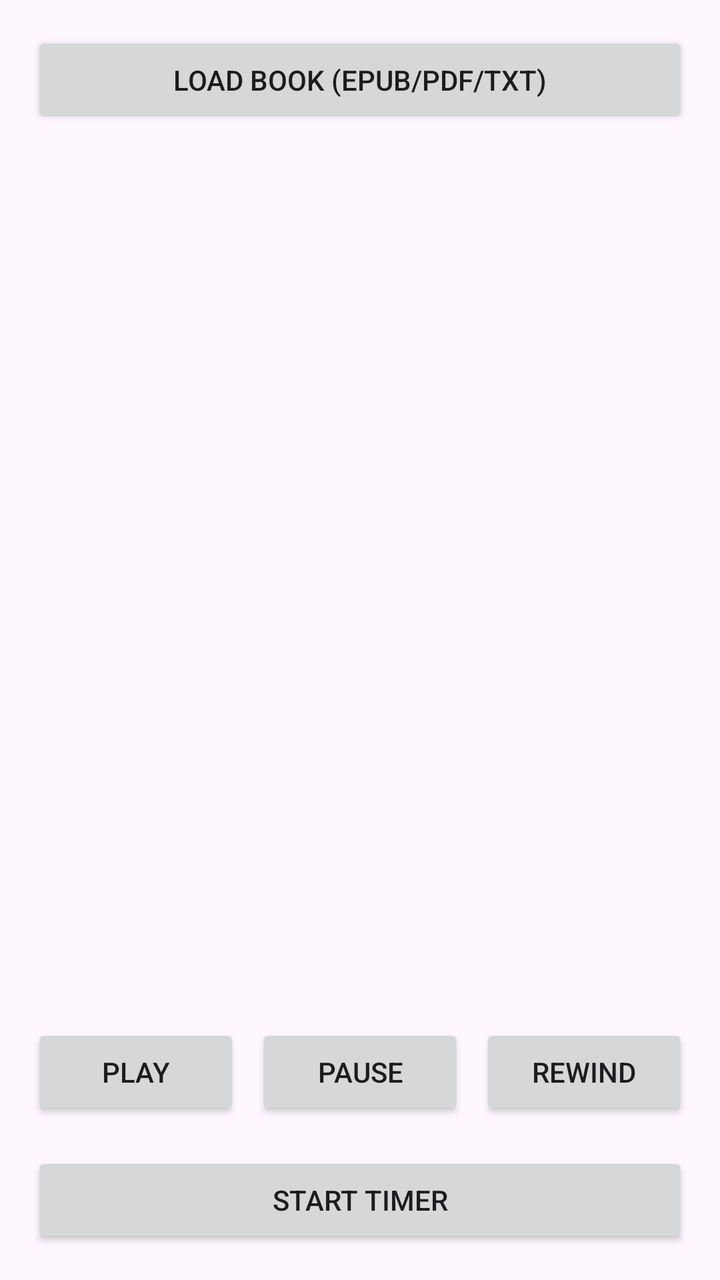
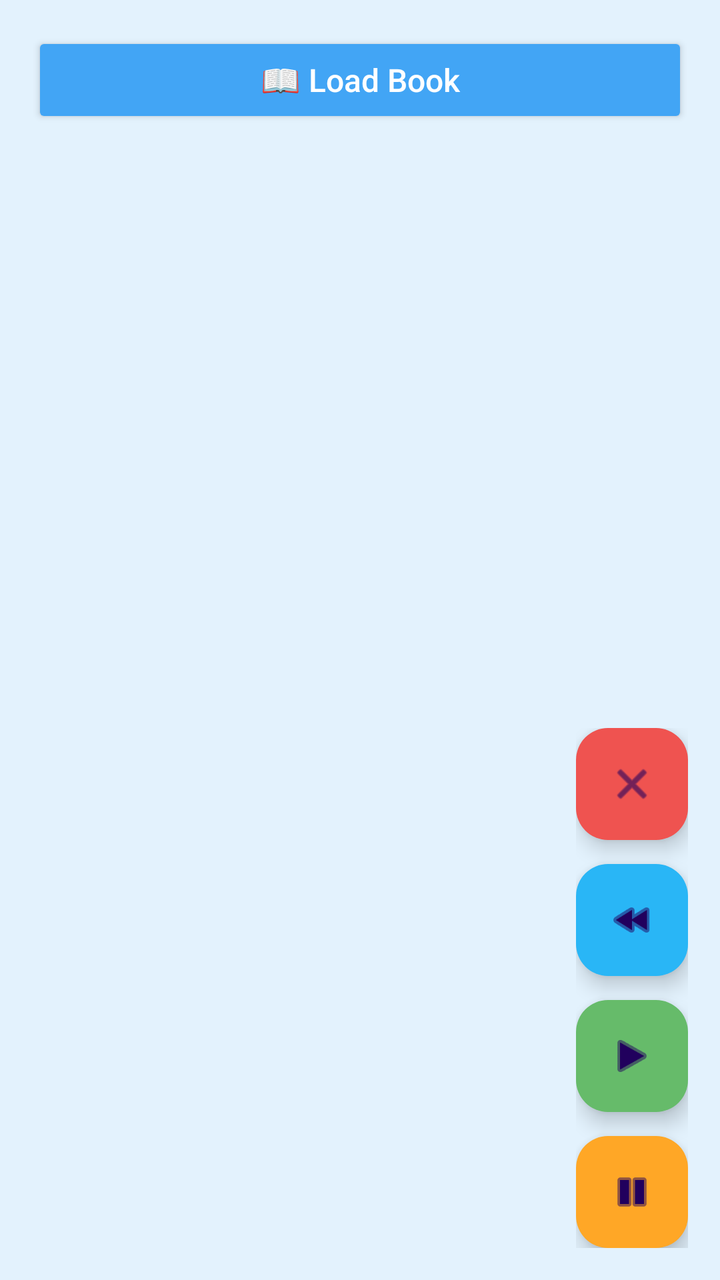

Compare the two renders of this Android layout. The source of the first and the diff that turns it into the second are given below.
<!-- AndroidManifest.xml: application theme Theme.LODIBOOKREADER -->
<!-- res/layout/activity_main.xml -->
<?xml version="1.0" encoding="utf-8"?>
<LinearLayout
    xmlns:android="http://schemas.android.com/apk/res/android"
    android:orientation="vertical"
    android:padding="16dp"
    android:layout_width="match_parent"
    android:layout_height="match_parent">

    
    <Button
        android:id="@+id/btnLoadBook"
        android:layout_width="match_parent"
        android:layout_height="wrap_content"
        android:text="Load Book (EPUB/PDF/TXT)" />

    
    <ScrollView
        android:layout_width="match_parent"
        android:layout_height="0dp"
        android:layout_weight="1"
        android:layout_marginTop="16dp">

        <TextView
            android:id="@+id/tvBookText"
            android:layout_width="match_parent"
            android:layout_height="wrap_content"
            android:text=""
            android:textSize="18sp"
            android:lineSpacingExtra="4dp"
            android:scrollbars="vertical" />
    </ScrollView>

    
    <LinearLayout
        android:orientation="horizontal"
        android:layout_width="match_parent"
        android:layout_height="wrap_content"
        android:layout_marginTop="16dp"
        android:gravity="center">

        <Button
            android:id="@+id/btnPlay"
            android:layout_width="0dp"
            android:layout_weight="1"
            android:layout_height="wrap_content"
            android:text="Play" />

        <Button
            android:id="@+id/btnPause"
            android:layout_width="0dp"
            android:layout_weight="1"
            android:layout_height="wrap_content"
            android:text="Pause"
            android:layout_marginStart="8dp"
            android:layout_marginEnd="8dp" />

        <Button
            android:id="@+id/btnRewind"
            android:layout_width="0dp"
            android:layout_weight="1"
            android:layout_height="wrap_content"
            android:text="Rewind" />
    </LinearLayout>

    
    <Button
        android:id="@+id/btnStartTimer"
        android:layout_width="match_parent"
        android:layout_height="wrap_content"
        android:text="Start Timer"
        android:layout_marginTop="16dp" />

</LinearLayout>
<!-- resources referenced by this layout -->
<resources>
  <style name="Theme.LODIBOOKREADER" parent="Base.Theme.LODIBOOKREADER" />
  <style name="Base.Theme.LODIBOOKREADER" parent="Theme.Material3.DayNight.NoActionBar">
          
          
      </style>
</resources>

<!-- the commit's change to res/layout/activity_main.xml (unified diff, before → after) -->
@@ -1,73 +1,99 @@
 <?xml version="1.0" encoding="utf-8"?>
-<LinearLayout
-    xmlns:android="http://schemas.android.com/apk/res/android"
-    android:orientation="vertical"
-    android:padding="16dp"
+<FrameLayout xmlns:android="http://schemas.android.com/apk/res/android"
+    xmlns:app="http://schemas.android.com/apk/res-auto"
+    android:background="#E3F2FD"
     android:layout_width="match_parent"
     android:layout_height="match_parent">
 
     
-    <Button
-        android:id="@+id/btnLoadBook"
+    <LinearLayout
+        android:orientation="vertical"
+        android:padding="16dp"
         android:layout_width="match_parent"
-        android:layout_height="wrap_content"
-        android:text="Load Book (EPUB/PDF/TXT)" />
+        android:layout_height="match_parent">
 
-    
-    <ScrollView
-        android:layout_width="match_parent"
-        android:layout_height="0dp"
-        android:layout_weight="1"
-        android:layout_marginTop="16dp">
+        
+        <Button
+            android:id="@+id/loadBookBtn"
+            android:text="📖 Load Book"
+            android:textAllCaps="false"
+            android:textSize="16sp"
+            android:backgroundTint="#42A5F5"
+            android:textColor="@android:color/white"
+            android:padding="12dp"
+            android:elevation="4dp"
+            android:layout_width="match_parent"
+            android:layout_height="wrap_content"/>
 
-        <TextView
-            android:id="@+id/tvBookText"
+        
+        <ProgressBar
+            android:id="@+id/loader"
+            android:layout_marginTop="10dp"
+            android:visibility="gone"
             android:layout_width="match_parent"
-            android:layout_height="wrap_content"
-            android:text=""
-            android:textSize="18sp"
-            android:lineSpacingExtra="4dp"
-            android:scrollbars="vertical" />
-    </ScrollView>
+            android:layout_height="wrap_content"/>
+
+        
+        <androidx.recyclerview.widget.RecyclerView
+            android:id="@+id/recyclerView"
+            android:layout_marginTop="12dp"
+            android:clipToPadding="false"
+            android:paddingBottom="100dp"
+            android:layout_width="match_parent"
+            android:layout_height="0dp"
+            android:layout_weight="1"/>
+
+    </LinearLayout>
 
     
     <LinearLayout
-        android:orientation="horizontal"
-        android:layout_width="match_parent"
-        android:layout_height="wrap_content"
-        android:layout_marginTop="16dp"
-        android:gravity="center">
+        android:id="@+id/fabContainer"
+        android:orientation="vertical"
+        android:layout_gravity="bottom|end"
+        android:layout_margin="16dp"
+        android:gravity="end"
+        android:layout_width="wrap_content"
+        android:layout_height="wrap_content">
 
-        <Button
-            android:id="@+id/btnPlay"
-            android:layout_width="0dp"
-            android:layout_weight="1"
-            android:layout_height="wrap_content"
-            android:text="Play" />
+        
+        <com.google.android.material.floatingactionbutton.FloatingActionButton
+            android:id="@+id/closeFab"
+            android:layout_marginBottom="12dp"
+            android:src="@android:drawable/ic_menu_close_clear_cancel"
+            android:contentDescription="Close"
+            app:backgroundTint="#EF5350"
+            android:layout_width="wrap_content"
+            android:layout_height="wrap_content"/>
 
-        <Button
-            android:id="@+id/btnPause"
-            android:layout_width="0dp"
-            android:layout_weight="1"
-            android:layout_height="wrap_content"
-            android:text="Pause"
-            android:layout_marginStart="8dp"
-            android:layout_marginEnd="8dp" />
+        
+        <com.google.android.material.floatingactionbutton.FloatingActionButton
+            android:id="@+id/rewindFab"
+            android:layout_marginBottom="12dp"
+            android:src="@android:drawable/ic_media_rew"
+            android:contentDescription="Rewind"
+            app:backgroundTint="#29B6F6"
+            android:layout_width="wrap_content"
+            android:layout_height="wrap_content"/>
 
-        <Button
-            android:id="@+id/btnRewind"
-            android:layout_width="0dp"
-            android:layout_weight="1"
-            android:layout_height="wrap_content"
-            android:text="Rewind" />
+        
+        <com.google.android.material.floatingactionbutton.FloatingActionButton
+            android:id="@+id/playFab"
+            android:layout_marginBottom="12dp"
+            android:src="@android:drawable/ic_media_play"
+            android:contentDescription="Play"
+            app:backgroundTint="#66BB6A"
+            android:layout_width="wrap_content"
+            android:layout_height="wrap_content"/>
+
+        
+        <com.google.android.material.floatingactionbutton.FloatingActionButton
+            android:id="@+id/pauseFab"
+            android:src="@android:drawable/ic_media_pause"
+            android:contentDescription="Pause"
+            app:backgroundTint="#FFA726"
+            android:layout_width="wrap_content"
+            android:layout_height="wrap_content"/>
+
     </LinearLayout>
 
-    
-    <Button
-        android:id="@+id/btnStartTimer"
-        android:layout_width="match_parent"
-        android:layout_height="wrap_content"
-        android:text="Start Timer"
-        android:layout_marginTop="16dp" />
-
-</LinearLayout>
+</FrameLayout>
